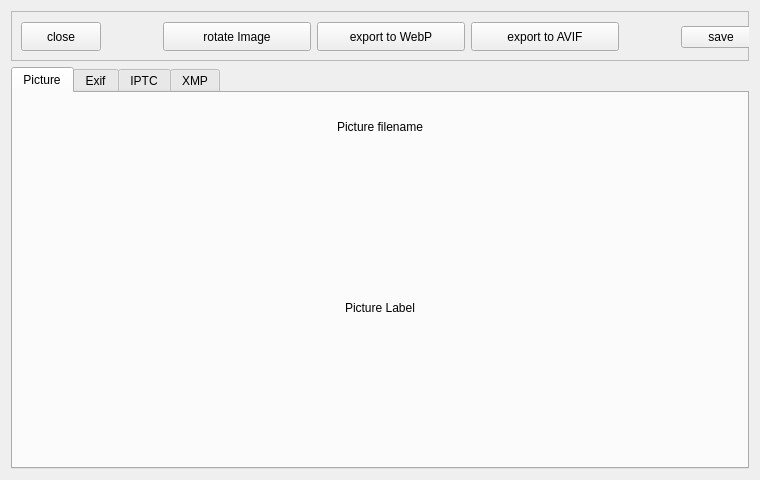
Above: src/picture_widget.ui from Zheng-Bote/web-gallery_desktop-gallery before the change. Below: the same form after it.
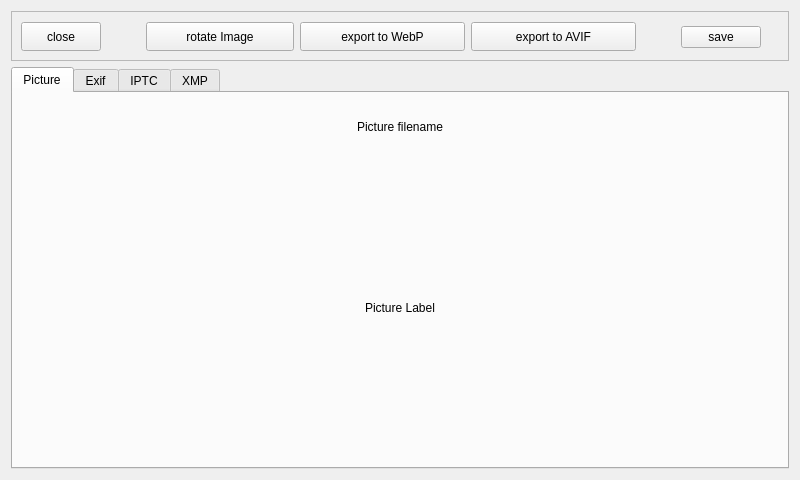
That is the form after the change.

Diff of the .ui file:
```diff
--- a/src/picture_widget.ui
+++ b/src/picture_widget.ui
@@ -9,7 +9,7 @@
    <rect>
     <x>0</x>
     <y>0</y>
-    <width>760</width>
+    <width>800</width>
     <height>480</height>
    </rect>
   </property>
@@ -120,13 +120,13 @@
         <widget class="QPushButton" name="exportSrcToWebp_Btn">
          <property name="minimumSize">
           <size>
-           <width>148</width>
+           <width>165</width>
            <height>29</height>
           </size>
          </property>
          <property name="maximumSize">
           <size>
-           <width>148</width>
+           <width>165</width>
            <height>29</height>
           </size>
          </property>
@@ -139,13 +139,13 @@
         <widget class="QPushButton" name="exportSrcToAvif_Btn">
          <property name="minimumSize">
           <size>
-           <width>148</width>
+           <width>165</width>
            <height>29</height>
           </size>
          </property>
          <property name="maximumSize">
           <size>
-           <width>148</width>
+           <width>165</width>
            <height>29</height>
           </size>
          </property>
```
